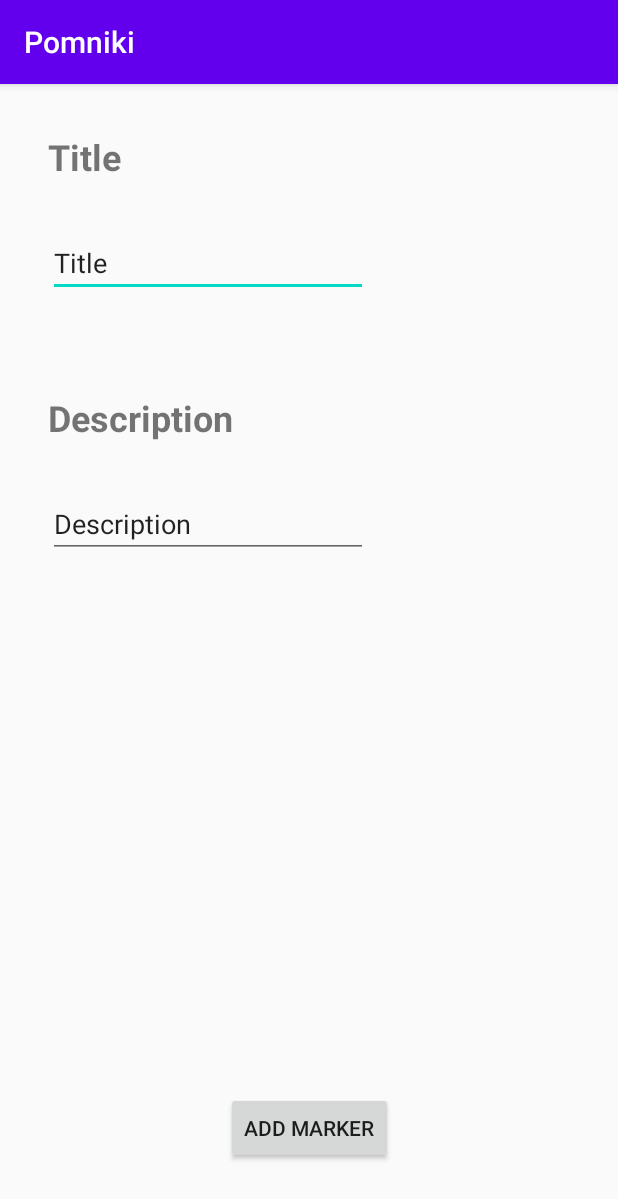
After one commit to SzymonZabrocki/Pomniki, an Android app: the AddMarkerDetails screen opened directly, with no data from a screen before it, on a phone screen of 412 x 824 dp. The commit adds this screen. Shown: the top 1199 px of the screen. Run offline under Robolectric (Android 15) with nearby library versions, the phone set to English and light mode, and no system bars; our stand-ins replace Firebase (no records; nobody signed in at launch, a user with empty details on screens opened directly).

Commit message:
Add your own markers with rirle and description

```diff
--- a/app/build.gradle
+++ b/app/build.gradle
@@ -31,6 +31,7 @@ dependencies {
     implementation 'com.google.android.gms:play-services-maps:17.0.0'
     implementation 'com.google.firebase:firebase-database:19.2.1'
     implementation 'com.google.firebase:firebase-storage:19.1.1'
+    implementation 'androidx.constraintlayout:constraintlayout:1.1.3'
     testImplementation 'junit:junit:4.12'
     androidTestImplementation 'androidx.test.ext:junit:1.1.1'
     androidTestImplementation 'androidx.test.espresso:espresso-core:3.2.0'
--- a/app/src/main/AndroidManifest.xml
+++ b/app/src/main/AndroidManifest.xml
@@ -1,7 +1,6 @@
 <?xml version="1.0" encoding="utf-8"?>
 <manifest xmlns:android="http://schemas.android.com/apk/res/android"
     package="com.example.pomniki">
-
     <!--
          The ACCESS_COARSE/FINE_LOCATION permissions are not required to use
          Google Maps Android API v2, but you must specify either coarse or fine
@@ -16,7 +15,7 @@
         android:roundIcon="@mipmap/ic_launcher_round"
         android:supportsRtl="true"
         android:theme="@style/AppTheme">
-
+        <activity android:name=".AddMarkerDetails"></activity>
         <!--
              The API key for Google Maps-based APIs is defined as a string resource.
              (See the file "res/values/google_maps_api.xml").
@@ -31,6 +30,7 @@
 
         <activity
             android:name=".MapsActivity"
+            android:noHistory="false"
             android:label="@string/title_activity_maps">
             <intent-filter>
                 <action android:name="android.intent.action.MAIN" />
--- /dev/null
+++ b/app/src/main/java/com/example/pomniki/AddMarkerDetails.java
@@ -0,0 +1,60 @@
+package com.example.pomniki;
+
+import android.os.Bundle;
+import android.view.View;
+import android.widget.Button;
+import android.widget.EditText;
+
+import androidx.appcompat.app.AppCompatActivity;
+
+import com.google.android.gms.maps.model.LatLng;
+import com.google.firebase.database.DatabaseReference;
+import com.google.firebase.database.FirebaseDatabase;
+
+public class AddMarkerDetails extends AppCompatActivity {
+
+    Button createButton;
+    EditText setTitle;
+    EditText setDescription;
+    LatLng latlng;
+
+
+    @Override
+    protected void onCreate(Bundle savedInstanceState) {
+        super.onCreate(savedInstanceState);
+        setContentView(R.layout.activity_add_marker_details);
+
+        createButton = findViewById(R.id.createButton);
+        setTitle = findViewById(R.id.setTitle);
+        setDescription = findViewById(R.id.setDescription);
+
+    }
+
+    public void addMarker(View view) {
+        latlng = getIntent().getExtras().getParcelable("location");
+        int length = getIntent().getExtras().getInt("length");
+        //MarkerOptions marker = new MarkerOptions();
+        if (setTitle.getText() != null && setDescription.getText() != null) {
+
+//            -- Add marker without adding it to the database --
+//            marker.position(latlng)
+//                    .title(setTitle.getText().toString())
+//                    .snippet(setDescription.getText().toString());
+
+//            -- Adding marker to the database --
+            Pomniki pomniki = new Pomniki(setTitle.getText().toString(), setDescription.getText().toString(), "", latlng.latitude, latlng.longitude);
+
+            FirebaseDatabase database = FirebaseDatabase.getInstance();
+            DatabaseReference pomnikNode = database.getReference("pomniki").child(String.valueOf(length+1));
+
+            pomnikNode.setValue(pomniki);
+        }
+
+//        -- Send marker to MapsActivity.class --
+//        Intent resultIntent = new Intent();
+//        //resultIntent.putExtra("marker", marker);
+//        setResult(Activity.RESULT_OK, resultIntent);
+
+        finish();
+    }
+}
--- a/app/src/main/java/com/example/pomniki/MapsActivity.java
+++ b/app/src/main/java/com/example/pomniki/MapsActivity.java
@@ -1,5 +1,6 @@
 package com.example.pomniki;
 
+import android.content.Intent;
 import android.os.Bundle;
 import android.util.Log;
 import android.widget.Toast;
@@ -30,7 +31,7 @@ public class MapsActivity extends FragmentActivity implements OnMapReadyCallback
     String miasto;
     String rodzaj;
     String nazwa;
-    int i=0;
+    int length;
 
     @Override
     protected void onCreate(Bundle savedInstanceState) {
@@ -45,9 +46,9 @@ public class MapsActivity extends FragmentActivity implements OnMapReadyCallback
 
 //        ---DATABASE PART---
         database = FirebaseDatabase.getInstance();
-
         //Getting Reference to Root Node
         number = database.getReference().child("pomniki");
+
 
         // Read from the database
         number.addValueEventListener(new ValueEventListener() {
@@ -66,13 +67,14 @@ public class MapsActivity extends FragmentActivity implements OnMapReadyCallback
                     Log.i("onDataChange: ", miasto + ", " + nazwa + ", " + rodzaj + ", " + latitude + ", " + longitude);
 
                     //Create marker using data from db
-                    LatLng loc = new LatLng(latitude,longitude);
+                    LatLng loc = new LatLng(latitude, longitude);
                     mMap.addMarker(new MarkerOptions().position(loc).title(miasto + " - " + nazwa).snippet(rodzaj));
-                    i++;
-
                 }
 
-                Toast toast = Toast.makeText(getApplicationContext(), "Załadowano " + i + " miejsc/a", Toast.LENGTH_SHORT);
+                length = (int) dataSnapshot.getChildrenCount();
+                Log.i("size", String.valueOf(length));
+
+                Toast toast = Toast.makeText(getApplicationContext(), "Załadowano " + length + " miejsc/a", Toast.LENGTH_SHORT);
                 toast.show();
 
             }
@@ -91,7 +93,32 @@ public class MapsActivity extends FragmentActivity implements OnMapReadyCallback
         mMap = googleMap;
 
         //Move camera to center of Poland
-        LatLng center = new LatLng(52.065162,19.252522);
-        mMap.moveCamera(CameraUpdateFactory.newLatLngZoom(center,5));
+        LatLng center = new LatLng(52.065162, 19.252522);
+        mMap.moveCamera(CameraUpdateFactory.newLatLngZoom(center, 5));
+
+        mMap.setOnMapLongClickListener(new GoogleMap.OnMapLongClickListener() {
+            @Override
+            public void onMapLongClick(LatLng latLng) {
+                Intent edit = new Intent(MapsActivity.this, AddMarkerDetails.class);
+                edit.putExtra("location", latLng);
+                edit.putExtra("length", length);
+                MapsActivity.this.startActivityForResult(edit, 1);
+            }
+        });
     }
+
+
+//    public void onActivityResult(int requestCode, int resultCode, Intent data) {
+//        super.onActivityResult(requestCode, resultCode, data);
+//        switch(requestCode) {
+//            case (1) : {
+//                if (resultCode == Activity.RESULT_OK) {
+//                    MarkerOptions markerOptions = data.getParcelableExtra("marker");
+//                    mMap.addMarker(markerOptions);
+//                    break;
+//                }
+//                break;
+//            }
+//        }
+//    }
 }
--- /dev/null
+++ b/app/src/main/res/layout/activity_add_marker_details.xml
@@ -0,0 +1,69 @@
+<?xml version="1.0" encoding="utf-8"?>
+<androidx.constraintlayout.widget.ConstraintLayout xmlns:android="http://schemas.android.com/apk/res/android"
+    xmlns:app="http://schemas.android.com/apk/res-auto"
+    xmlns:tools="http://schemas.android.com/tools"
+    android:layout_width="match_parent"
+    android:layout_height="match_parent"
+    tools:context=".AddMarkerDetails">
+
+    <Button
+        android:id="@+id/createButton"
+        android:layout_width="wrap_content"
+        android:layout_height="wrap_content"
+        android:layout_marginBottom="48dp"
+        android:onClick="addMarker"
+        android:text="Add Marker"
+        app:layout_constraintBottom_toBottomOf="parent"
+        app:layout_constraintEnd_toEndOf="parent"
+        app:layout_constraintHorizontal_bias="0.5"
+        app:layout_constraintStart_toStartOf="parent" />
+
+    <TextView
+        android:id="@+id/tittle"
+        android:layout_width="wrap_content"
+        android:layout_height="wrap_content"
+        android:layout_marginStart="32dp"
+        android:layout_marginTop="32dp"
+        android:text="Title"
+        android:textSize="24sp"
+        android:textStyle="bold"
+        app:layout_constraintStart_toStartOf="parent"
+        app:layout_constraintTop_toTopOf="parent" />
+
+    <TextView
+        android:id="@+id/Description"
+        android:layout_width="wrap_content"
+        android:layout_height="wrap_content"
+        android:layout_marginStart="32dp"
+        android:layout_marginTop="64dp"
+        android:text="Description"
+        android:textSize="24sp"
+        android:textStyle="bold"
+        app:layout_constraintStart_toStartOf="parent"
+        app:layout_constraintTop_toBottomOf="@+id/setTitle" />
+
+    <EditText
+        android:id="@+id/setTitle"
+        android:layout_width="wrap_content"
+        android:layout_height="wrap_content"
+        android:layout_marginStart="32dp"
+        android:layout_marginTop="32dp"
+        android:ems="10"
+        android:inputType="textPersonName"
+        android:text="Title"
+        app:layout_constraintStart_toStartOf="parent"
+        app:layout_constraintTop_toBottomOf="@+id/tittle" />
+
+    <EditText
+        android:id="@+id/setDescription"
+        android:layout_width="wrap_content"
+        android:layout_height="wrap_content"
+        android:layout_marginStart="32dp"
+        android:layout_marginTop="32dp"
+        android:ems="10"
+        android:inputType="textPersonName"
+        android:text="Description"
+        app:layout_constraintStart_toStartOf="parent"
+        app:layout_constraintTop_toBottomOf="@+id/Description" />
+
+</androidx.constraintlayout.widget.ConstraintLayout>
```
